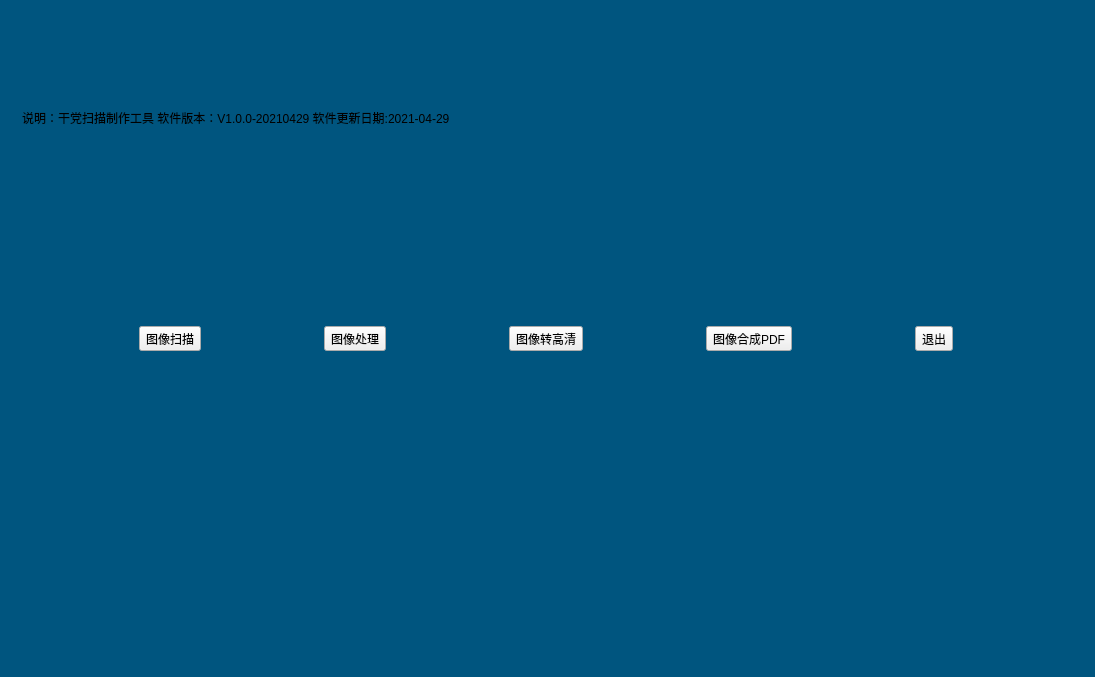
The window that ScanVer1_0/mainwindow.ui (zhuym799/scan) describes before a commit, drawn with Qt 5.
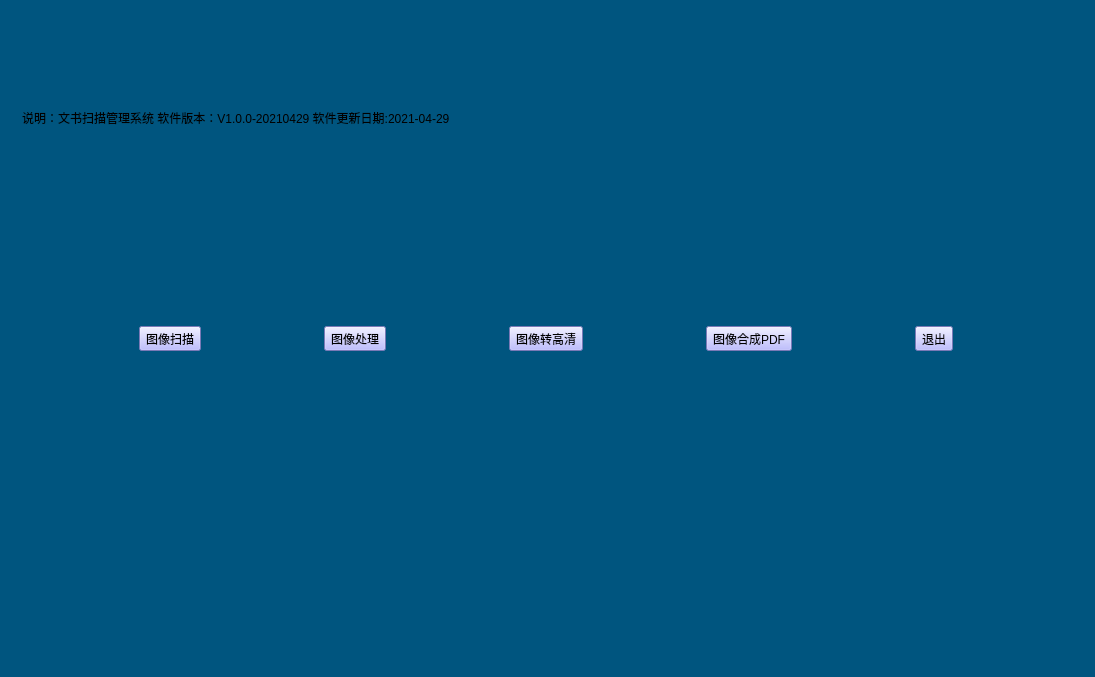
The same window after the commit. Icons and pictures are not drawn.

The edit to the form file:
```diff
--- a/ScanVer1_0/mainwindow.ui
+++ b/ScanVer1_0/mainwindow.ui
@@ -23,6 +23,16 @@
 	font: 75 14pt &quot;Agency FB&quot;;
 }
 
+QToolButton
+{
+  
+	background-color: rgb(170, 170, 255);
+}
+QToolButton:hover
+{
+   
+	background-color: rgb(170, 0, 255);
+}
 
 </string>
   </property>
@@ -37,7 +47,7 @@
           <string notr="true">font: 14pt &quot;Arial&quot;;</string>
          </property>
          <property name="text">
-          <string>说明：干党扫描制作工具 软件版本：V1.0.0-20210429 软件更新日期:2021-04-29</string>
+          <string>说明：文书扫描管理系统 软件版本：V1.0.0-20210429 软件更新日期:2021-04-29</string>
          </property>
         </widget>
        </item>
```
Left out of the diff: 22 changed lines with no effect on the pictures.
